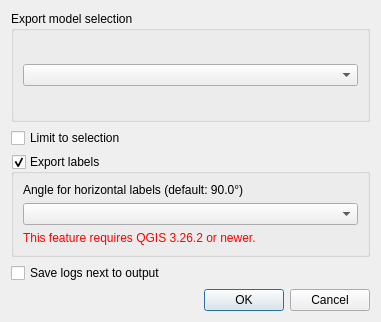
Old version of the form plugin/teksi_wastewater/interlis/gui/interlis_export_settings_dialog.ui in the repository teksi/wastewater.
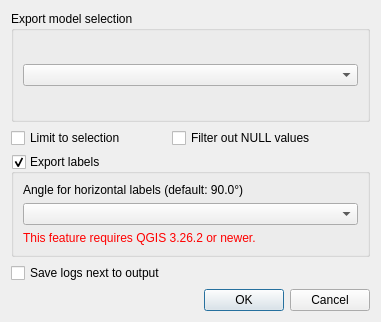
New version of the form.

Patch:
```diff
--- a/plugin/teksi_wastewater/interlis/gui/interlis_export_settings_dialog.ui
+++ b/plugin/teksi_wastewater/interlis/gui/interlis_export_settings_dialog.ui
@@ -34,13 +34,20 @@
    </item>
    <item>
     <layout class="QFormLayout" name="formLayout">
-     <item row="0" column="0" colspan="2">
+     <item row="0" column="0">
       <widget class="QCheckBox" name="limit_checkbox">
        <property name="text">
         <string>Limit to selection</string>
        </property>
       </widget>
      </item>
+	 <item row="0" column="1">
+      <widget class="QCheckBox" name="filter_null_checkbox">
+       <property name="text">
+        <string>Filter out NULL values</string>
+       </property>
+      </widget>
+     </item>
      <item row="1" column="0" colspan="2">
       <widget class="QGroupBox" name="labels_groupbox">
        <property name="enabled">
```
